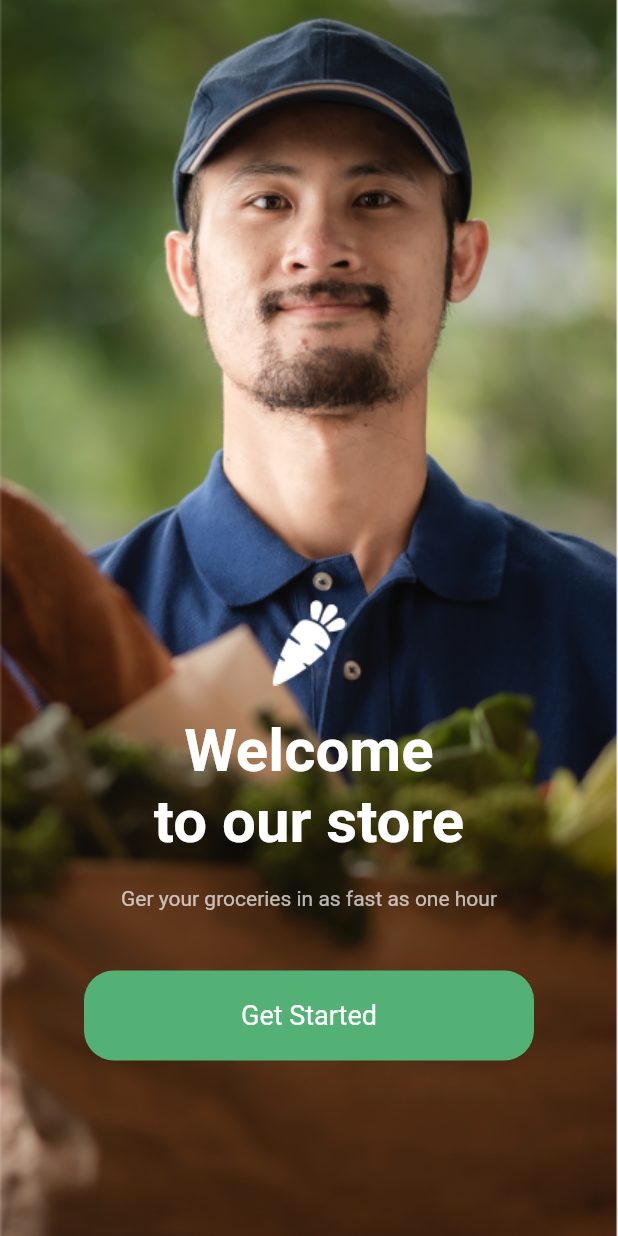
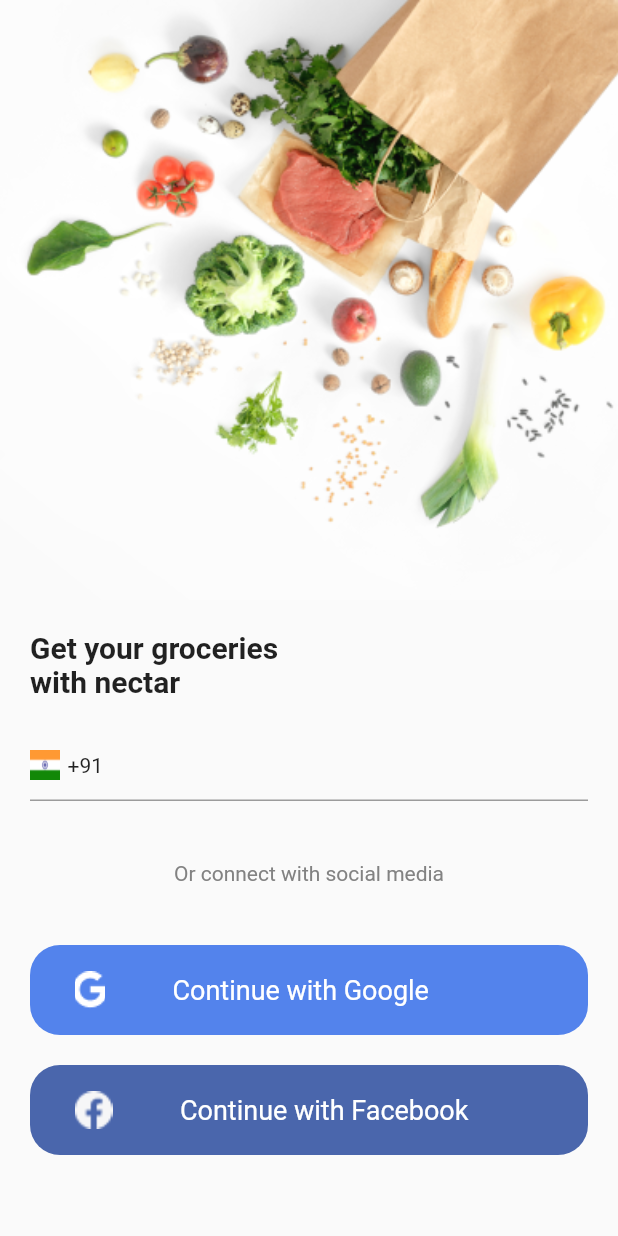
Before and after one commit to akashhardade/nectar, a Flutter app: the screen it shows after launch, after a tap on "Get Started", on a phone screen of 412 x 824 dp. Run offline on Flutter 3.47's test engine with Material 2 defaults, Android fonts, the phone set to English and light mode, and no system bars.

Commit message:
login page done without adding google fn

```diff
--- a/lib/Screens/introduction/introduction.dart
+++ b/lib/Screens/introduction/introduction.dart
@@ -1,5 +1,6 @@
 import 'package:flutter/material.dart';
 import 'package:flutter/widgets.dart';
+import 'package:grocery/Screens/loginscreen/login.dart';
 import 'package:grocery/constant/constant.dart';
 
 class Introduction extends StatefulWidget {
@@ -13,6 +14,7 @@ class _IntroductionState extends State<Introduction> {
   @override
   Widget build(BuildContext context) {
     return Scaffold(
+      resizeToAvoidBottomInset: false,
       body: Stack(
         children: [
           Container(
@@ -61,8 +63,8 @@ class _IntroductionState extends State<Introduction> {
                   ),
                   InkWell(
                     onTap: () {
-                      // Navigator.of(context)
-                      //     .pushReplacement(MaterialPageRoute(builder: (_)=> ));
+                      Navigator.of(context).pushReplacement(
+                          MaterialPageRoute(builder: (_) => Login()));
                     },
                     child: Container(
                       alignment: Alignment.center,
--- /dev/null
+++ b/lib/Screens/loginscreen/login.dart
@@ -0,0 +1,145 @@
+import 'package:flutter/material.dart';
+import 'package:grocery/Screens/loginscreen/mobilenologin.dart';
+
+class Login extends StatefulWidget {
+  Login({Key? key}) : super(key: key);
+
+  @override
+  _LoginState createState() => _LoginState();
+}
+
+class _LoginState extends State<Login> {
+  @override
+  Widget build(BuildContext context) {
+    return Scaffold(
+      resizeToAvoidBottomInset: false,
+      body: Container(
+        child: Column(
+          crossAxisAlignment: CrossAxisAlignment.start,
+          children: [
+            Image(
+              height: 400,
+              image: AssetImage("assets/images/logintop.png"),
+              fit: BoxFit.fitHeight,
+            ),
+            Padding(
+              padding: const EdgeInsets.all(20.0),
+              child: Column(
+                crossAxisAlignment: CrossAxisAlignment.start,
+                children: [
+                  Text(
+                    "Get your groceries \nwith nectar",
+                    style: TextStyle(fontSize: 20, fontWeight: FontWeight.bold),
+                  ),
+                  SizedBox(
+                    height: 20,
+                  ),
+                  TextFormField(
+                    decoration: InputDecoration(
+                      prefixIcon: Row(
+                        // mainAxisSize: MainAxisSize.min,
+                        children: [
+                          Image(
+                            width: 20,
+                            height: 20,
+                            image: AssetImage("assets/images/india.png"),
+                            fit: BoxFit.fill,
+                          ),
+                          SizedBox(
+                            width: 5,
+                          ),
+                          Text("+91"),
+                        ],
+                      ),
+                      focusedBorder: UnderlineInputBorder(
+                        borderSide: BorderSide(color: Colors.grey),
+                      ),
+                    ),
+                    onTap: () {
+                      Navigator.of(context).push(
+                          MaterialPageRoute(builder: (_) => MobileLogin()));
+                    },
+                  ),
+                  SizedBox(
+                    height: 40,
+                  ),
+                  Align(
+                    alignment: Alignment.center,
+                    child: Text(
+                      "Or connect with social media",
+                      style: TextStyle(color: Color(0xff828282)),
+                    ),
+                  ),
+                  SizedBox(
+                    height: 40,
+                  ),
+                  InkWell(
+                    onTap: () {},
+                    child: Container(
+                      height: 60,
+                      width: double.infinity,
+                      decoration: BoxDecoration(
+                          color: Color(0xff5383EC),
+                          borderRadius: BorderRadius.circular(20)),
+                      child: Row(
+                        children: [
+                          SizedBox(
+                            width: 30,
+                          ),
+                          Image(
+                              height: 25,
+                              width: 20,
+                              fit: BoxFit.fitHeight,
+                              image: AssetImage("assets/images/google.png")),
+                          SizedBox(
+                            width: 45,
+                          ),
+                          Text(
+                            "Continue with Google",
+                            style: TextStyle(color: Colors.white, fontSize: 18),
+                          )
+                        ],
+                      ),
+                    ),
+                  ),
+                  SizedBox(
+                    height: 20,
+                  ),
+                  InkWell(
+                    onTap: () {},
+                    child: Container(
+                      height: 60,
+                      width: double.infinity,
+                      decoration: BoxDecoration(
+                          color: Color(0xff4A66AC),
+                          borderRadius: BorderRadius.circular(20)),
+                      child: Row(
+                        children: [
+                          SizedBox(
+                            width: 30,
+                          ),
+                          Image(
+                              height: 25,
+                              width: 25,
+                              fit: BoxFit.fill,
+                              image: AssetImage("assets/images/fb.png")),
+                          SizedBox(
+                            width: 45,
+                          ),
+                          Text(
+                            "Continue with Facebook",
+                            style: TextStyle(color: Colors.white, fontSize: 18),
+                          )
+                        ],
+                      ),
+                    ),
+                  ),
+                ],
+              ),
+            ),
+          ],
+        ),
+      ),
+    );
+  }
+}
--- a/lib/main.dart
+++ b/lib/main.dart
@@ -9,6 +9,7 @@ class MyApp extends StatelessWidget {
   @override
   Widget build(BuildContext context) {
     return MaterialApp(
+      debugShowCheckedModeBanner: false,
       title: 'Flutter Demo',
       theme: ThemeData(),
       home: Splash(),
```
Also changed, not shown: lib/Screens/loginscreen/mobilenologin.dart (added, +86 -0 lines), assets/images/background.png (added), assets/images/fb.png (added), assets/images/google.png (added), assets/images/india.png (added).
